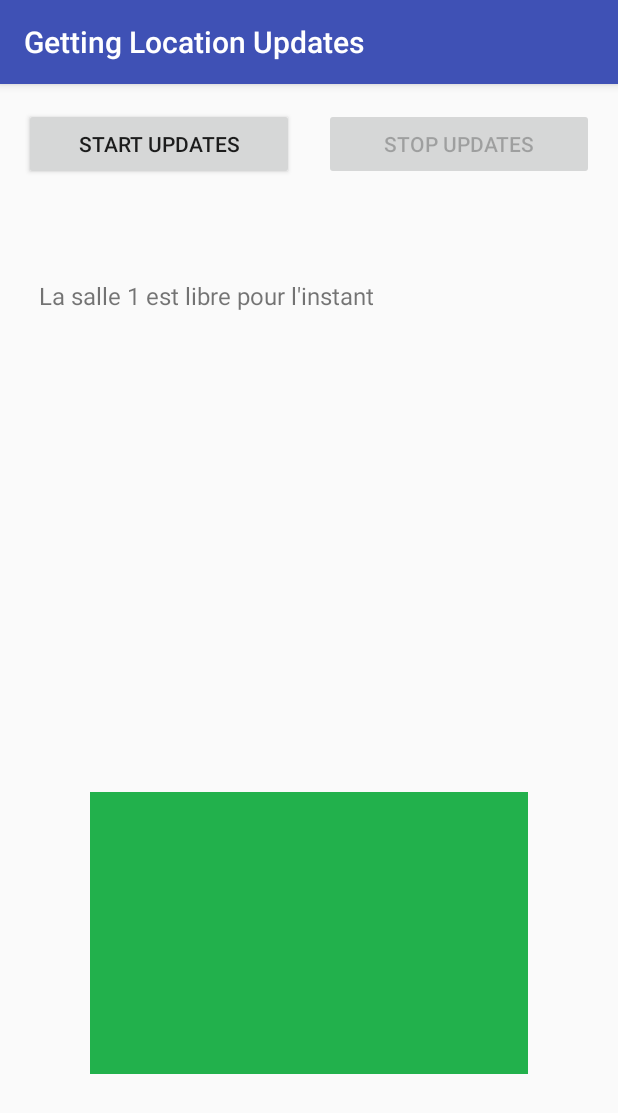
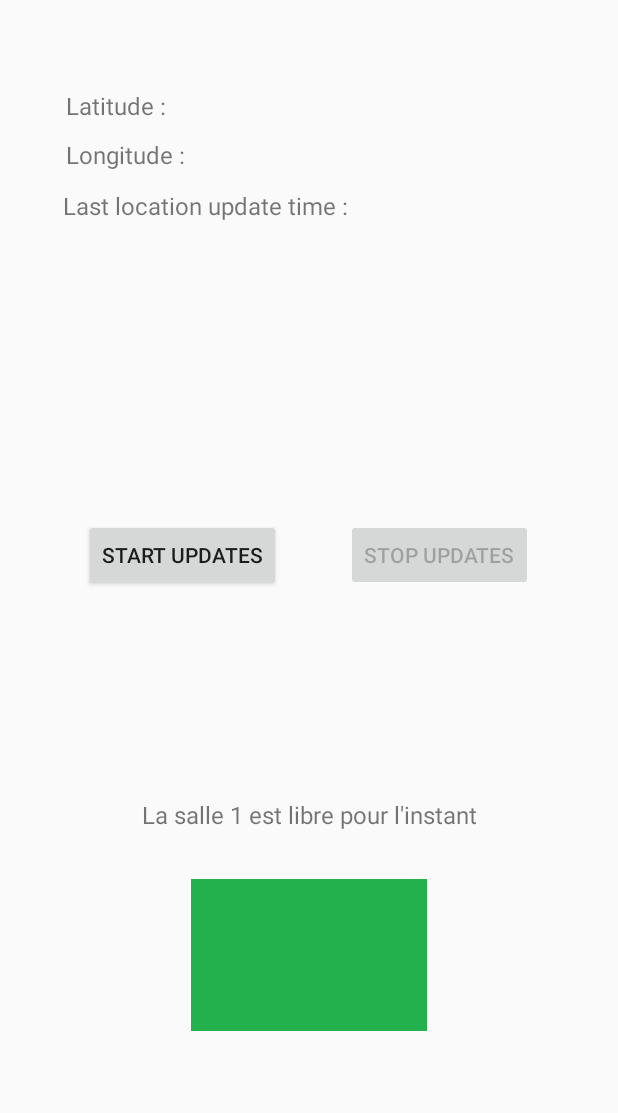
Before and after one commit to zanniadevweb/Android_Studio-GPS, an Android app: the screen it shows after launch (MainActivity), on a phone screen of 412 x 824 dp. Shown: the top 1113 px of the screen. Run offline under Robolectric (Android 15) with nearby library versions, the phone set to English and light mode, and no system bars.

Commit message:
Changement du contanair d'interface dans main_activity.xml vers un constraint layout

```diff
--- a/app/build.gradle
+++ b/app/build.gradle
@@ -26,6 +26,7 @@ dependencies {
     implementation 'androidx.appcompat:appcompat:1.1.0'
     testImplementation 'junit:junit:4.12'
 
+    implementation 'androidx.constraintlayout:constraintlayout:2.0.4'
     implementation 'com.google.android.material:material:1.0.0'
     implementation 'com.google.android.gms:play-services-location:17.0.0'
 }
--- a/app/src/main/java/com/google/android/gms/location/sample/locationupdates/MainActivity.java
+++ b/app/src/main/java/com/google/android/gms/location/sample/locationupdates/MainActivity.java
@@ -166,8 +166,6 @@ public class MainActivity extends AppCompatActivity {
     public void onCreate(Bundle savedInstanceState) {
         super.onCreate(savedInstanceState);
         setContentView(R.layout.main_activity);
-        Toolbar toolbar = (Toolbar) findViewById(R.id.toolbar);
-        setSupportActionBar(toolbar);
 
         ImageView imgv1 = findViewById(R.id.imageViewSalleRouge);
         imgv1.setVisibility(View.INVISIBLE);
--- a/app/src/main/res/layout/main_activity.xml
+++ b/app/src/main/res/layout/main_activity.xml
@@ -16,121 +16,126 @@
 -->
 
 
-<androidx.coordinatorlayout.widget.CoordinatorLayout xmlns:android="http://schemas.android.com/apk/res/android"
+<androidx.constraintlayout.widget.ConstraintLayout xmlns:android="http://schemas.android.com/apk/res/android"
     xmlns:app="http://schemas.android.com/apk/res-auto"
     xmlns:tools="http://schemas.android.com/tools"
     android:layout_width="match_parent"
     android:layout_height="match_parent"
-    android:fitsSystemWindows="true"
     tools:context=".MainActivity">
 
-    <com.google.android.material.appbar.AppBarLayout
-        android:layout_width="match_parent"
-        android:layout_height="wrap_content"
-        android:theme="@style/AppTheme.AppBarOverlay">
-
-        <androidx.appcompat.widget.Toolbar
-            android:id="@+id/toolbar"
-            android:layout_width="match_parent"
-            android:layout_height="?attr/actionBarSize"
-            android:background="?attr/colorPrimary"
-            app:popupTheme="@style/AppTheme.PopupOverlay" />
-
-    </com.google.android.material.appbar.AppBarLayout>
-
-
-    <LinearLayout
-        android:layout_width="match_parent"
-        android:layout_height="676dp"
-        android:orientation="vertical"
-        android:paddingLeft="@dimen/activity_horizontal_margin"
-        android:paddingTop="@dimen/activity_vertical_margin"
-        android:paddingRight="@dimen/activity_horizontal_margin"
-        android:paddingBottom="@dimen/activity_vertical_margin"
-        app:layout_behavior="@string/appbar_scrolling_view_behavior">
-
-        <LinearLayout
-            android:layout_width="match_parent"
-            android:layout_height="wrap_content"
-            android:baselineAligned="false"
-            android:orientation="horizontal">
 
     <Button
         android:id="@+id/start_updates_button"
-                android:layout_width="0dp"
+        android:layout_width="wrap_content"
         android:layout_height="wrap_content"
-                android:layout_marginEnd="10dp"
-                android:layout_marginRight="10dp"
-                android:layout_weight="1"
-                android:gravity="center"
         android:onClick="startUpdatesButtonHandler"
-                android:text="@string/start_updates" />
+        android:text="@string/start_updates"
+        app:layout_constraintBottom_toBottomOf="parent"
+        app:layout_constraintEnd_toEndOf="parent"
+        app:layout_constraintHorizontal_bias="0.199"
+        app:layout_constraintStart_toStartOf="parent"
+        app:layout_constraintTop_toTopOf="parent"
+        app:layout_constraintVertical_bias="0.446" />
 
     <Button
         android:id="@+id/stop_updates_button"
-                android:layout_width="0dp"
+        android:layout_width="wrap_content"
         android:layout_height="wrap_content"
-                android:layout_marginStart="@dimen/small_margin"
-                android:layout_marginLeft="@dimen/small_margin"
-                android:layout_weight="1"
         android:enabled="false"
-                android:gravity="center"
         android:onClick="stopUpdatesButtonHandler"
-                android:text="@string/stop_updates" />
-        </LinearLayout>
+        android:text="@string/stop_updates"
+        app:layout_constraintBottom_toBottomOf="parent"
+        app:layout_constraintEnd_toEndOf="parent"
+        app:layout_constraintHorizontal_bias="0.802"
+        app:layout_constraintStart_toStartOf="parent"
+        app:layout_constraintTop_toTopOf="parent"
+        app:layout_constraintVertical_bias="0.446" />
 
     <TextView
         android:id="@+id/latitude_text"
         android:layout_width="wrap_content"
         android:layout_height="wrap_content"
-            android:layout_marginStart="@dimen/small_margin"
-            android:layout_marginLeft="@dimen/small_margin"
-            android:textSize="@dimen/default_text_size" />
+        android:text="Latitude :"
+        android:textSize="@dimen/default_text_size"
+        app:layout_constraintBottom_toBottomOf="parent"
+        app:layout_constraintEnd_toEndOf="parent"
+        app:layout_constraintHorizontal_bias="0.127"
+        app:layout_constraintStart_toStartOf="parent"
+        app:layout_constraintTop_toTopOf="parent"
+        app:layout_constraintVertical_bias="0.074" />
 
     <TextView
         android:id="@+id/longitude_text"
         android:layout_width="wrap_content"
         android:layout_height="wrap_content"
-            android:layout_marginStart="@dimen/small_margin"
-            android:layout_marginLeft="@dimen/small_margin"
-            android:textSize="@dimen/default_text_size" />
+        android:text="Longitude :"
+        android:textSize="@dimen/default_text_size"
+        app:layout_constraintBottom_toBottomOf="parent"
+        app:layout_constraintEnd_toEndOf="parent"
+        app:layout_constraintHorizontal_bias="0.132"
+        app:layout_constraintStart_toStartOf="parent"
+        app:layout_constraintTop_toTopOf="parent"
+        app:layout_constraintVertical_bias="0.115" />
 
     <TextView
         android:id="@+id/last_update_time_text"
         android:layout_width="wrap_content"
         android:layout_height="wrap_content"
-            android:layout_marginStart="@dimen/small_margin"
-            android:layout_marginLeft="@dimen/small_margin"
-            android:textSize="@dimen/default_text_size" />
+        android:text="Last location update time :"
+        android:textSize="@dimen/default_text_size"
+        app:layout_constraintBottom_toBottomOf="parent"
+        app:layout_constraintEnd_toEndOf="parent"
+        app:layout_constraintHorizontal_bias="0.189"
+        app:layout_constraintStart_toStartOf="parent"
+        app:layout_constraintTop_toTopOf="parent"
+        app:layout_constraintVertical_bias="0.157" />
 
     <TextView
         android:id="@+id/librepaslibre"
         android:layout_width="wrap_content"
         android:layout_height="wrap_content"
-            android:layout_marginStart="@dimen/small_margin"
-            android:layout_marginLeft="@dimen/small_margin"
         android:text="La salle 1 est libre pour l'instant"
-            android:textSize="@dimen/default_text_size" />
+        android:textSize="@dimen/default_text_size"
+        app:layout_constraintBottom_toBottomOf="@+id/location_inadequate_warning"
+        app:layout_constraintEnd_toEndOf="parent"
+        app:layout_constraintStart_toStartOf="parent"
+        app:layout_constraintTop_toTopOf="parent"
+        app:layout_constraintVertical_bias="0.679" />
 
     <ImageView
         android:id="@+id/imageViewSalleRouge"
-            android:layout_width="361dp"
-            android:layout_height="320dp"
-            android:src="@drawable/sallerouge" />
+        android:layout_width="209dp"
+        android:layout_height="101dp"
+        android:src="@drawable/sallerouge"
+        app:layout_constraintBottom_toBottomOf="parent"
+        app:layout_constraintEnd_toEndOf="parent"
+        app:layout_constraintStart_toStartOf="parent"
+        app:layout_constraintTop_toTopOf="parent"
+        app:layout_constraintVertical_bias="0.811" />
 
     <ImageView
         android:id="@+id/imageViewSalleVerte"
-            android:layout_width="wrap_content"
-            android:layout_height="wrap_content"
-            android:src="@drawable/salleverte" />
+        android:layout_width="209dp"
+        android:layout_height="101dp"
+        android:src="@drawable/salleverte"
+        app:layout_constraintBottom_toBottomOf="parent"
+        app:layout_constraintEnd_toEndOf="parent"
+        app:layout_constraintStart_toStartOf="parent"
+        app:layout_constraintTop_toTopOf="parent"
+        app:layout_constraintVertical_bias="0.811" />
 
     <TextView
         android:id="@+id/location_inadequate_warning"
-            android:layout_width="match_parent"
+        android:layout_width="wrap_content"
         android:layout_height="wrap_content"
         android:text="@string/location_settings_inadequate_warning"
-            android:visibility="invisible" />
+        android:visibility="invisible"
+        app:layout_constraintBottom_toBottomOf="parent"
+        app:layout_constraintEnd_toEndOf="parent"
+        app:layout_constraintHorizontal_bias="0.0"
+        app:layout_constraintStart_toStartOf="parent"
+        app:layout_constraintTop_toTopOf="parent"
+        app:layout_constraintVertical_bias="0.976" />
 
-    </LinearLayout>
 
-</androidx.coordinatorlayout.widget.CoordinatorLayout>
+</androidx.constraintlayout.widget.ConstraintLayout>
```
Lines whose indentation alone changed are shown as unchanged.
